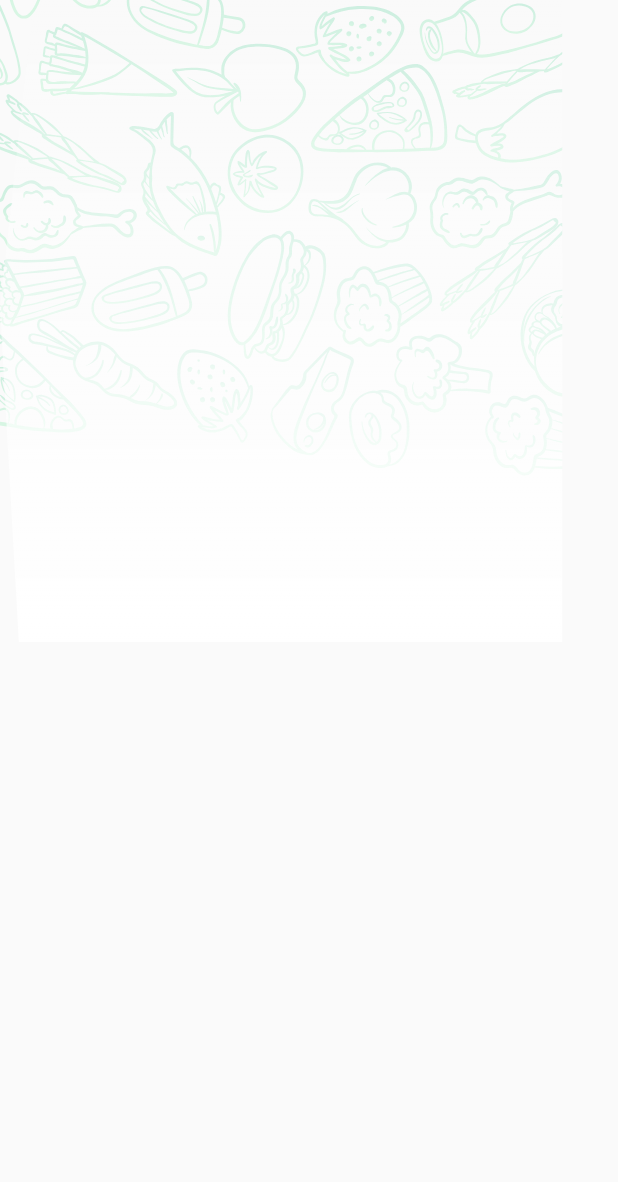
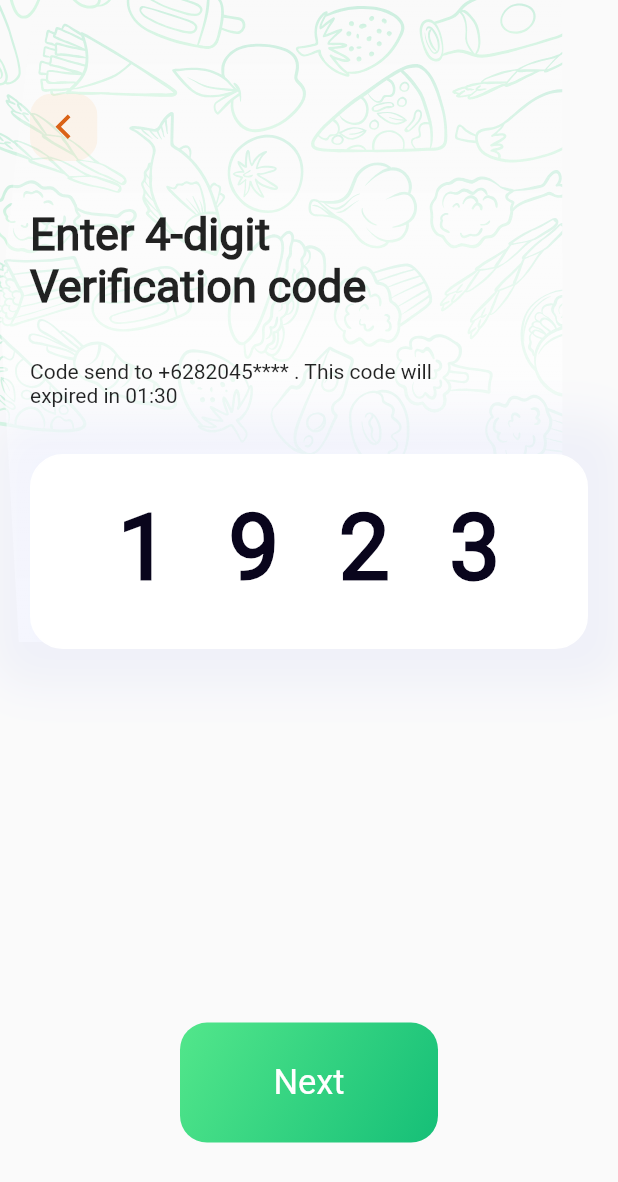
Before and after one commit to MuhanadIbrahim/food_Delivary, a Flutter app: the VertificationCodeBody screen opened directly, on a phone screen of 412 x 824 dp. Shown: the top 1182 px of the screen. Run offline on Flutter 3.47's test engine with Material 2 defaults, Android fonts, the light colour scheme and no system bars; our stand-ins replace animated_splash_screen, flutter_svg, page_transition; Roboto replaces fonts that are missing (BentonSans Bold, BentonSans Medium).

Commit message:
finish verfication code screan

```diff
--- a/lib/widgets/verticationcodebody_content.dart
+++ b/lib/widgets/verticationcodebody_content.dart
@@ -1,11 +1,135 @@
+import 'package:flutter/material.dart';
+import 'package:flutter_svg/svg.dart';
 
-import 'package:flutter/material.dart';
+import 'borderless_box_decoration.dart';
+import 'custom_button.dart';
 
 class VertificationCodeBodyContent extends StatelessWidget {
   const VertificationCodeBodyContent({super.key});
 
   @override
   Widget build(BuildContext context) {
-    return Container();
+    return Padding(
+      padding: const EdgeInsets.symmetric(horizontal: 20.0),
+      child: Column(
+        mainAxisAlignment: MainAxisAlignment.spaceAround,
+        crossAxisAlignment: CrossAxisAlignment.start,
+        children: [
+          const Spacer(
+            flex: 2,
+          ),
+          SvgPicture.asset('assets/images/Icon Back.svg'),
+          const Spacer(
+            flex: 1,
+          ),
+          const Text(
+            'Enter 4-digit\nVerification code',
+            style: TextStyle(
+              fontSize: 30,
+              fontWeight: FontWeight.bold,
+              fontFamily: 'BentonSans Bold',
+            ),
+          ),
+          const Spacer(
+            flex: 1,
+          ),
+          const Text(
+            'Code send to +6282045**** . This code will \nexpired in 01:30',
+          ),
+          const Spacer(
+            flex: 1,
+          ),
+          Container(
+            height: 130,
+            decoration: borderLessBoxDecoration(),
+            child: const Padding(
+              padding: EdgeInsets.only(top: 35.0),
+              child: Row(
+                mainAxisAlignment: MainAxisAlignment.center,
+                crossAxisAlignment: CrossAxisAlignment.center,
+                children: [
+                  SizedBox(
+                    width: 10,
+                  ),
+                  Text(
+                    '1',
+                    style: TextStyle(
+                      color: Color(0xFF09051C),
+                      fontSize: 60,
+                      fontFamily: 'BentonSans Medium',
+                      fontWeight: FontWeight.bold,
+                      height: 0.05,
+                    ),
+                  ),
+                  SizedBox(
+                    width: 20,
+                  ),
+                  SizedBox(
+                    width: 20,
+                  ),
+                  Text(
+                    '9',
+                    style: TextStyle(
+                      color: Color(0xFF09051C),
+                      fontSize: 60,
+                      fontFamily: 'BentonSans Medium',
+                      fontWeight: FontWeight.bold,
+                      height: 0.05,
+                    ),
+                  ),
+                  SizedBox(
+                    width: 20,
+                  ),
+                  SizedBox(
+                    width: 20,
+                  ),
+                  Text(
+                    '2',
+                    style: TextStyle(
+                      color: Color(0xFF09051C),
+                      fontSize: 60,
+                      fontFamily: 'BentonSans Medium',
+                      fontWeight: FontWeight.bold,
+                      height: 0.05,
+                    ),
+                  ),
+                  SizedBox(
+                    width: 20,
+                  ),
+                  SizedBox(
+                    width: 20,
+                  ),
+                  Text(
+                    '3',
+                    style: TextStyle(
+                      color: Color(0xFF09051C),
+                      fontSize: 60,
+                      fontFamily: 'BentonSans Medium',
+                      fontWeight: FontWeight.bold,
+                      height: 0.05,
+                    ),
+                  ),
+                  SizedBox(
+                    width: 10,
+                  ),
+                ],
+              ),
+            ),
+          ),
+          const Spacer(
+            flex: 8,
+          ),
+          GestureDetector(
+            child: const Padding(
+              padding: EdgeInsets.symmetric(horizontal: 100.0),
+              child: CustomButton(title: 'Next'),
+            ),
+          ),
+          const Spacer(
+            flex: 2,
+          )
+        ],
+      ),
+    );
   }
 }
```
